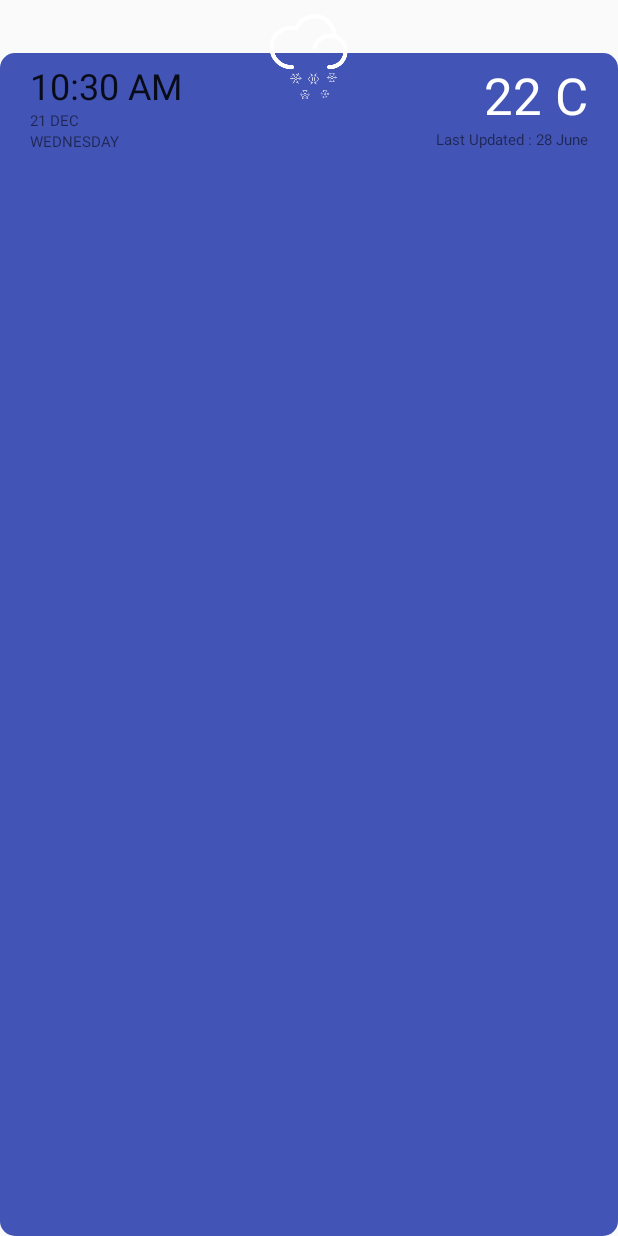
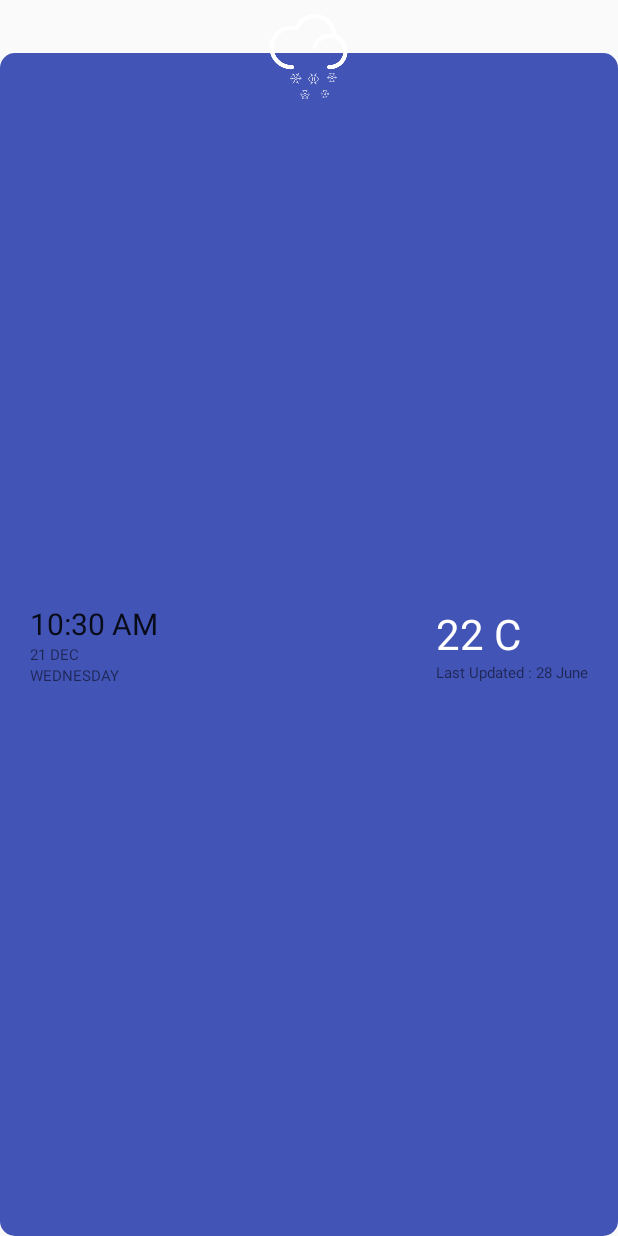
Before and after one commit to manas-raj-shrestha/HowsTheWeather, an Android app: the layout widget.xml on its own in the app's theme, with its tools: preview values and no code run, on a phone screen of 412 x 824 dp. Run offline under Robolectric (Android 15) with nearby library versions, the phone set to English and light mode, and no system bars.

Commit message:
Fix widget not appearing issue and notification icon

```diff
--- a/app/build.gradle
+++ b/app/build.gradle
@@ -27,11 +27,11 @@ android {
 
     defaultConfig {
         applicationId "com.droid.manasshrestha.rxandroid"
-        minSdkVersion 16
+        minSdkVersion 17
         multiDexEnabled true
         targetSdkVersion 23
-        versionCode 1
-        versionName "1.0"
+        versionCode 3
+        versionName "2.1"
     }
     buildTypes {
         release {
--- a/app/src/main/java/com/droid/manasshrestha/rxandroid/SplashScreen/SplashActivity.java
+++ b/app/src/main/java/com/droid/manasshrestha/rxandroid/SplashScreen/SplashActivity.java
@@ -44,13 +44,15 @@ public class SplashActivity extends AppCompatActivity {
         setContentView(R.layout.splash_screen);
         ButterKnife.bind(this);
 
+
+        Log.e("check","log "+getResources().getDisplayMetrics().density);
+
         if (!PrefUtils.getFirstRun()) {
             startActivity(new Intent(this, WeatherCardsActivity.class));
             finish();
             return;
         }
 
-        Log.e("check","log");
         Glide.with(this).load(R.drawable.clearsky_bg).override(IMG_WIDTH, IMG_HEIGHT).into(ivBg);
 
         viewPager.setAdapter(new TutorialScreenPagerAdapter(getSupportFragmentManager()));
--- a/app/src/main/java/com/droid/manasshrestha/rxandroid/animatedicons/LoadingView.java
+++ b/app/src/main/java/com/droid/manasshrestha/rxandroid/animatedicons/LoadingView.java
@@ -43,6 +43,7 @@ public class LoadingView extends View {
         this(context, attrs, 0);
     }
 
+    @SuppressWarnings("ResourceType")
     public LoadingView(Context context, AttributeSet attrs, int defStyleAttr) {
         super(context, attrs, defStyleAttr);
 
--- a/app/src/main/res/layout/widget.xml
+++ b/app/src/main/res/layout/widget.xml
@@ -21,53 +21,72 @@
         android:layout_centerHorizontal="true"
         android:src="@drawable/widget_snow" />
 
+    <LinearLayout
+        android:layout_marginRight="20dp"
+        android:layout_centerVertical="true"
+        android:layout_alignParentRight="true"
+        android:layout_width="wrap_content"
+        android:layout_height="match_parent"
+        android:layout_alignTop="@+id/iv_bg"
+        android:gravity="center_vertical"
+        android:orientation="vertical">
+
         <TextView
             android:id="@+id/tv_widget_temp"
             android:layout_width="wrap_content"
             android:layout_height="wrap_content"
-        android:layout_alignParentRight="true"
             android:layout_alignTop="@+id/iv_bg"
-        android:layout_marginRight="20dp"
-        android:layout_marginTop="5dp"
             android:textColor="@android:color/white"
-        android:textSize="34sp"
+            android:textSize="@dimen/widget_temp_text_size"
             tools:text="22 C" />
 
         <TextView
+            android:textSize="10sp"
             android:id="@+id/tv_widget_last_updated"
             android:layout_width="wrap_content"
             android:layout_height="wrap_content"
             android:layout_alignRight="@+id/tv_widget_temp"
             android:layout_below="@+id/tv_widget_temp"
-        android:textSize="10sp"
             tools:text="Last Updated : 28 June" />
+
+    </LinearLayout>
+
+    <LinearLayout
+        android:layout_width="wrap_content"
+        android:layout_height="match_parent"
+        android:layout_alignTop="@+id/iv_bg"
+        android:layout_centerVertical="true"
+        android:gravity="center_vertical"
+        android:orientation="vertical">
 
         <TextClock
             android:id="@+id/tc_digital"
             android:layout_width="wrap_content"
             android:layout_height="wrap_content"
             android:layout_alignTop="@+id/iv_bg"
-        android:layout_marginLeft="20dp"
-        android:layout_marginTop="5dp"
-        android:textSize="24sp" />
+            android:textSize="@dimen/text_clock_text_size"
+            android:layout_marginLeft="20dp" />
 
         <TextView
             android:id="@+id/tv_widget_date"
             android:layout_width="wrap_content"
             android:layout_height="wrap_content"
             android:layout_below="@id/tc_digital"
+            android:textSize="10sp"
             android:layout_marginLeft="20dp"
-        android:text="21 DEC"
-        android:textSize="10sp" />
+            android:text="21 DEC" />
 
         <TextView
+            android:textSize="10sp"
             android:id="@+id/tv_widget_day"
             android:layout_width="wrap_content"
             android:layout_height="wrap_content"
             android:layout_below="@id/tv_widget_date"
             android:layout_marginLeft="20dp"
-        android:text="WEDNESDAY"
-        android:textSize="10sp" />
+            android:text="WEDNESDAY" />
+
+    </LinearLayout>
+
 
     <TextView
         android:id="@+id/tv_error"
--- a/app/src/main/res/values-hdpi/dimens.xml
+++ b/app/src/main/res/values-hdpi/dimens.xml
@@ -17,4 +17,10 @@
     <dimen name="dummy_card_width">150dp</dimen>
     <dimen name="dummy_card_height">300dp</dimen>
 
+    <!--widget-->
+    <dimen name="text_clock_text_size">20sp</dimen>
+    <dimen name="widget_temp_text_size">28sp</dimen>
+    <dimen name="text_clock_margin_top">3dp</dimen>
+    <dimen name="temp_margin_top">3dp</dimen>
+
 </resources>
--- a/app/src/main/res/values-xhdpi/dimens.xml
+++ b/app/src/main/res/values-xhdpi/dimens.xml
@@ -18,4 +18,10 @@
     <dimen name="dummy_card_width">200dp</dimen>
     <dimen name="dummy_card_height">350dp</dimen>
 
+    <!--widget-->
+    <dimen name="text_clock_text_size">18sp</dimen>
+    <dimen name="widget_temp_text_size">28sp</dimen>
+    <dimen name="text_clock_margin_top">5dp</dimen>
+    <dimen name="temp_margin_top">5dp</dimen>
+
 </resources>
--- a/app/src/main/res/values/dimens.xml
+++ b/app/src/main/res/values/dimens.xml
@@ -16,4 +16,11 @@
     <dimen name="dummy_card_height">350dp</dimen>
     <dimen name="dimen_8_2x">16dp</dimen>
     <dimen name="dimen_8_1x">8dp</dimen>
+
+    <!--widget-->
+    <dimen name="text_clock_text_size">18sp</dimen>
+    <dimen name="widget_temp_text_size">28sp</dimen>
+    <dimen name="text_clock_margin_top">5dp</dimen>
+    <dimen name="temp_margin_top">5dp</dimen>
+
 </resources>
--- a/app/src/main/res/xml/widget_provider.xml
+++ b/app/src/main/res/xml/widget_provider.xml
@@ -1,6 +1,8 @@
 <appwidget-provider xmlns:android="http://schemas.android.com/apk/res/android"
-    android:minWidth="2000dp"
+    android:minWidth="300dp"
     android:minHeight="72dp"
+    android:minResizeHeight="72dp"
+    android:minResizeWidth="300dp"
     android:updatePeriodMillis="0"
     android:initialLayout="@layout/widget"
     android:resizeMode="none"
```
Also changed, not shown: app/src/main/java/com/droid/manasshrestha/rxandroid/AutoResizeTextView.java (added, +297 -0 lines), app/src/main/java/com/droid/manasshrestha/rxandroid/widget/UpdateWidget.java (+13 -3 lines), app/src/main/res/drawable/app_icon_white_tint.png (added). Lines whose indentation alone changed are shown as unchanged.
